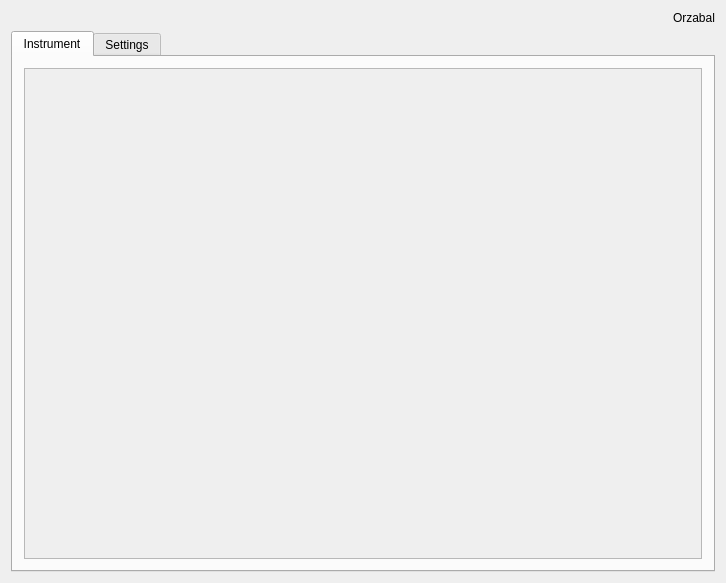
First picture: the form in src/qt/MainWindow.ui, repository chuckfairy/Orzabal, before the edit.
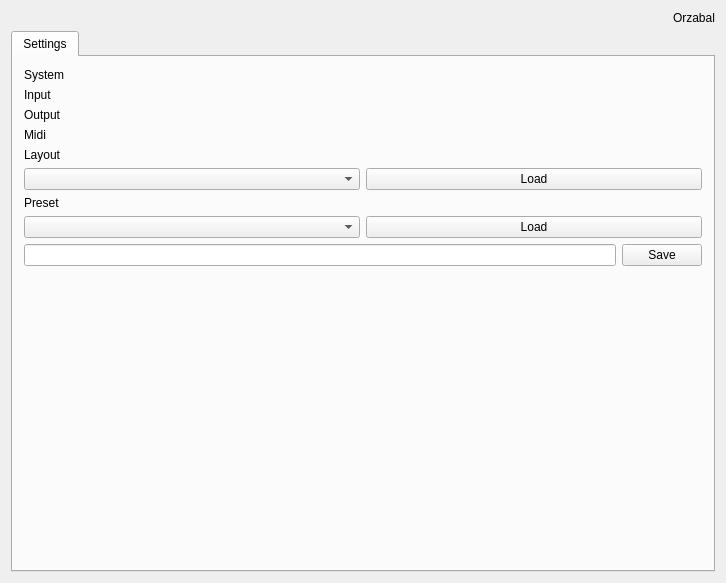
Second picture: the form after the edit. The open tabs and pages were chosen to show the change.

Commit message: Layout loader impl, effects layout, bin, cleanup

```diff
--- a/src/qt/MainWindow.ui
+++ b/src/qt/MainWindow.ui
@@ -39,33 +39,6 @@
       <property name="currentIndex">
        <number>1</number>
       </property>
-      <widget class="QWidget" name="tab">
-       <attribute name="title">
-        <string>Instrument</string>
-       </attribute>
-       <layout class="QGridLayout" name="gridLayout_4">
-        <item row="0" column="0">
-         <layout class="QHBoxLayout" name="horizontalLayout_4"/>
-        </item>
-        <item row="1" column="0">
-         <widget class="QScrollArea" name="scrollArea">
-          <property name="widgetResizable">
-           <bool>true</bool>
-          </property>
-          <widget class="QWidget" name="scrollAreaWidgetContents">
-           <property name="geometry">
-            <rect>
-             <x>0</x>
-             <y>0</y>
-             <width>684</width>
-             <height>477</height>
-            </rect>
-           </property>
-          </widget>
-         </widget>
-        </item>
-       </layout>
-      </widget>
       <widget class="QWidget" name="tab_2">
        <attribute name="title">
         <string>Settings</string>
```
Left out of the diff: 2 changed lines with no effect on the pictures. The commit also changes 41 other files.
